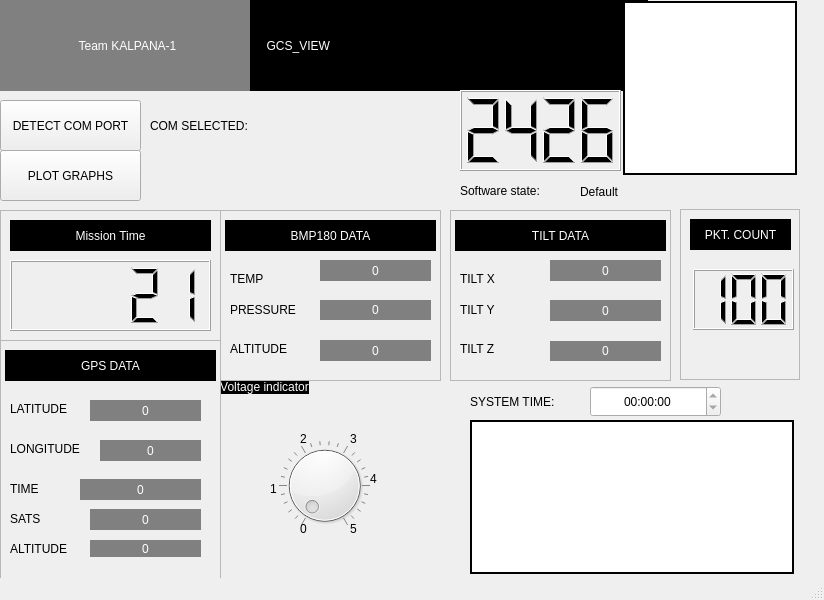
Before: the Qt Designer form GCS_VIEW/ui_files/main.ui in uditagarwal97/CANSAT-18-TEAM_KALPANA_1, drawn with Qt 5.
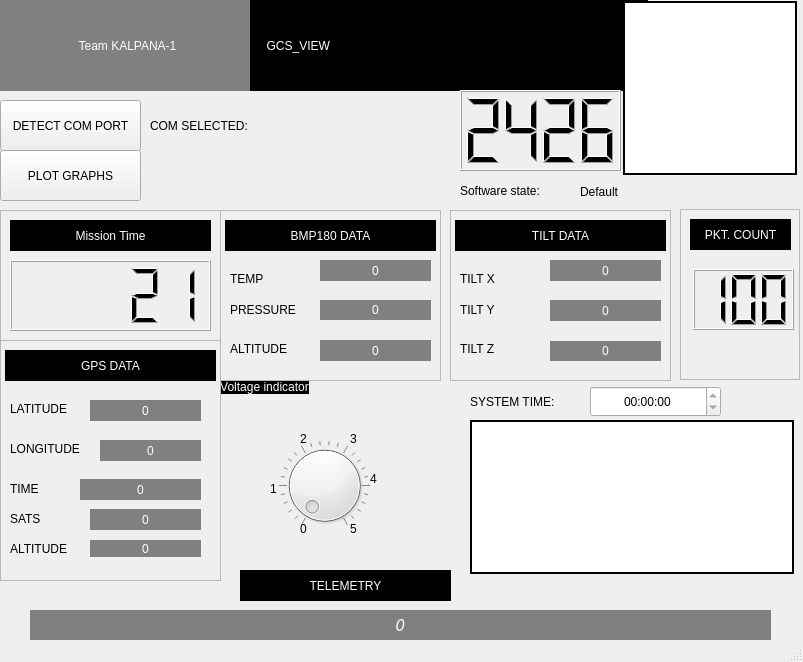
After: the same form once the commit is applied. Icons and pictures are not drawn.

Patch:
```diff
--- a/GCS_VIEW/ui_files/main.ui
+++ b/GCS_VIEW/ui_files/main.ui
@@ -6,8 +6,8 @@
    <rect>
     <x>0</x>
     <y>0</y>
-    <width>824</width>
-    <height>600</height>
+    <width>803</width>
+    <height>662</height>
    </rect>
   </property>
   <property name="windowTitle">
@@ -1034,6 +1034,59 @@
      <string>Default</string>
     </property>
    </widget>
+   <widget class="QLabel" name="label_54">
+    <property name="geometry">
+     <rect>
+      <x>240</x>
+      <y>570</y>
+      <width>211</width>
+      <height>31</height>
+     </rect>
+    </property>
+    <property name="styleSheet">
+     <string notr="true">font: oblique 15pt &quot;DejaVu Sans&quot;;
+background: black;
+color: white;
+</string>
+    </property>
+    <property name="text">
+     <string>TELEMETRY</string>
+    </property>
+    <property name="alignment">
+     <set>Qt::AlignCenter</set>
+    </property>
+   </widget>
+   <widget class="QLabel" name="label_55">
+    <property name="geometry">
+     <rect>
+      <x>30</x>
+      <y>610</y>
+      <width>741</width>
+      <height>31</height>
+     </rect>
+    </property>
+    <property name="font">
+     <font>
+      <family>DejaVu Sans</family>
+      <pointsize>11</pointsize>
+      <weight>50</weight>
+      <italic>true</italic>
+      <bold>false</bold>
+     </font>
+    </property>
+    <property name="styleSheet">
+     <string notr="true">border: 3px black;
+font: oblique 11pt &quot;DejaVu Sans&quot;;
+background: solid gray;
+color: white;</string>
+    </property>
+    <property name="text">
+     <string>0</string>
+    </property>
+    <property name="alignment">
+     <set>Qt::AlignCenter</set>
+    </property>
+   </widget>
    <zorder>widget</zorder>
    <zorder>frame_3</zorder>
    <zorder>frame</zorder>
```
Left out of the diff: 2 changed lines with no effect on the pictures.
